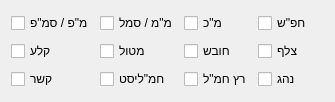
This is Ui/RolesWidget.ui in omertal88/shavzak as Qt 5 draws it before an edit. The edited form follows.
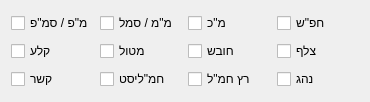
This is the edited form.

```diff
--- a/Ui/RolesWidget.ui
+++ b/Ui/RolesWidget.ui
@@ -6,7 +6,7 @@
    <rect>
     <x>0</x>
     <y>0</y>
-    <width>335</width>
+    <width>370</width>
     <height>102</height>
    </rect>
   </property>
```
Left out of the diff: 2 changed lines with no effect on the pictures.
